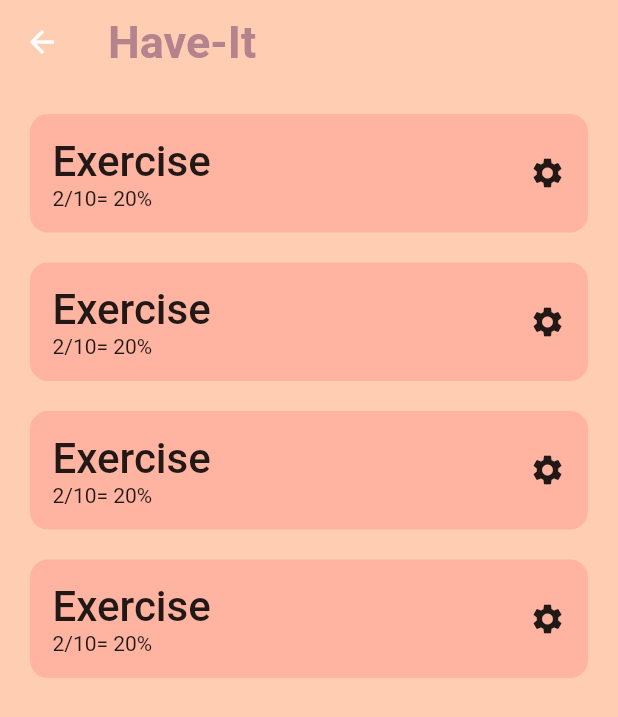
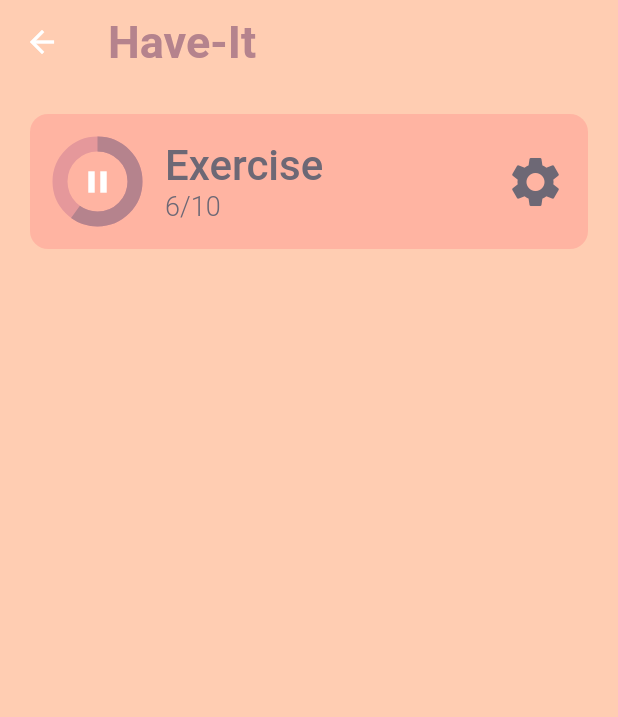
Before and after one commit to AdibaNoor/Have-It, a Flutter app: the Home screen opened directly, on a phone screen of 412 x 824 dp. Shown: the top 717 px of the screen. Run offline on Flutter 3.47's test engine with Material 2 defaults, Android fonts, the phone set to English and light mode, and no system bars; drawn by our look-alikes of percent_indicator; our stand-ins replace slide_to_act.

Commit message:
added dynamic functionality

```diff
--- a/have_it/lib/Screens/Home.dart
+++ b/have_it/lib/Screens/Home.dart
@@ -25,10 +25,16 @@ class _HomeState extends State<Home> {
       ),
       body: Column(
         children: [
-          HabitTile(),
-          HabitTile(),
-          HabitTile(),
-          HabitTile(),
+          HabitTile(
+              habitName: "Exercise",
+          ontap: (){},
+          onSettingsTapped: (){},
+          habitStrted: true,
+          timeGoal: 10,
+          timeSpent: 6,),
+          // HabitTile(habitName:"Painting"),
+          // HabitTile(habitName: 'Cooking',),
+          // HabitTile(habitName: 'Movie',),
         ],
       ),
     );
--- a/have_it/lib/util/habit_tile.dart
+++ b/have_it/lib/util/habit_tile.dart
@@ -1,8 +1,22 @@
 import 'package:flutter/material.dart';
 import 'package:have_it/constants.dart';
+import 'package:percent_indicator/circular_percent_indicator.dart';
 
 class HabitTile extends StatelessWidget {
-  const HabitTile({Key? key}) : super(key: key);
+  final String habitName;
+  final VoidCallback ontap;
+  final VoidCallback onSettingsTapped;
+  final int timeSpent;
+  final int timeGoal;
+  final bool habitStrted;
+
+  const HabitTile({Key? key,
+    required this.habitName,
+    required this.ontap,
+    required this.onSettingsTapped,
+    required this.timeSpent,
+    required this.timeGoal,
+    required this.habitStrted}) : super(key: key);
 
   @override
   Widget build(BuildContext context) {
@@ -16,14 +30,42 @@ class HabitTile extends StatelessWidget {
       child: Row(
         mainAxisAlignment: MainAxisAlignment.spaceBetween,
         children: [
-          Column(
-            crossAxisAlignment: CrossAxisAlignment.start,
+          Row(
             children: [
-              Text('Exercise',style: TextStyle(fontSize: 28,fontWeight: FontWeight.w500),),
-              Text('2/10= 20%'),
+            GestureDetector(
+              onTap: ontap,
+              child: SizedBox(
+                 height: 60,
+                 width: 60,
+                 child: Stack(
+                   children: [
+                     CircularPercentIndicator(
+                       radius: 30,
+                       percent: 0.6,
+                       lineWidth: 10,
+                       progressColor: sccolor,
+                       backgroundColor: trcolor,
+                     ),
+                     //play button
+                     Center(child: Icon(habitStrted? Icons.pause: Icons.play_arrow, color: Colors.white,),)
+                   ],
+                 ),
+               ),
+            ),
+              SizedBox(width: 15,),
+              Column(
+                crossAxisAlignment: CrossAxisAlignment.start,
+                children: [
+                  Text(habitName,style: TextStyle(fontSize: 28,fontWeight: FontWeight.w500,color: fscolor),),
+                  Text(timeSpent.toString()+'/'+timeGoal.toString(),
+                    style: TextStyle(fontSize: 18,fontWeight: FontWeight.w300,color: fscolor),),
+                ],
+              ),
             ],
           ),
-          Icon(Icons.settings),
+          GestureDetector(
+            onTap: onSettingsTapped,
+              child: Icon(Icons.settings, size: 40,color: fscolor,)),
         ],
       ),
     ),);
```
